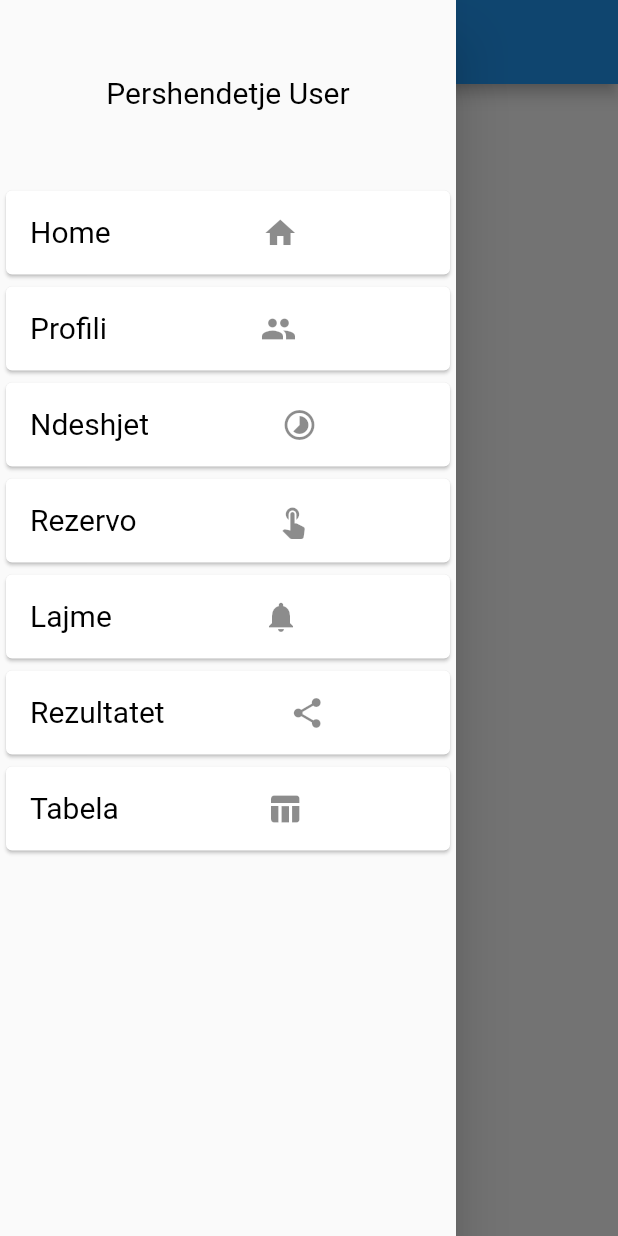
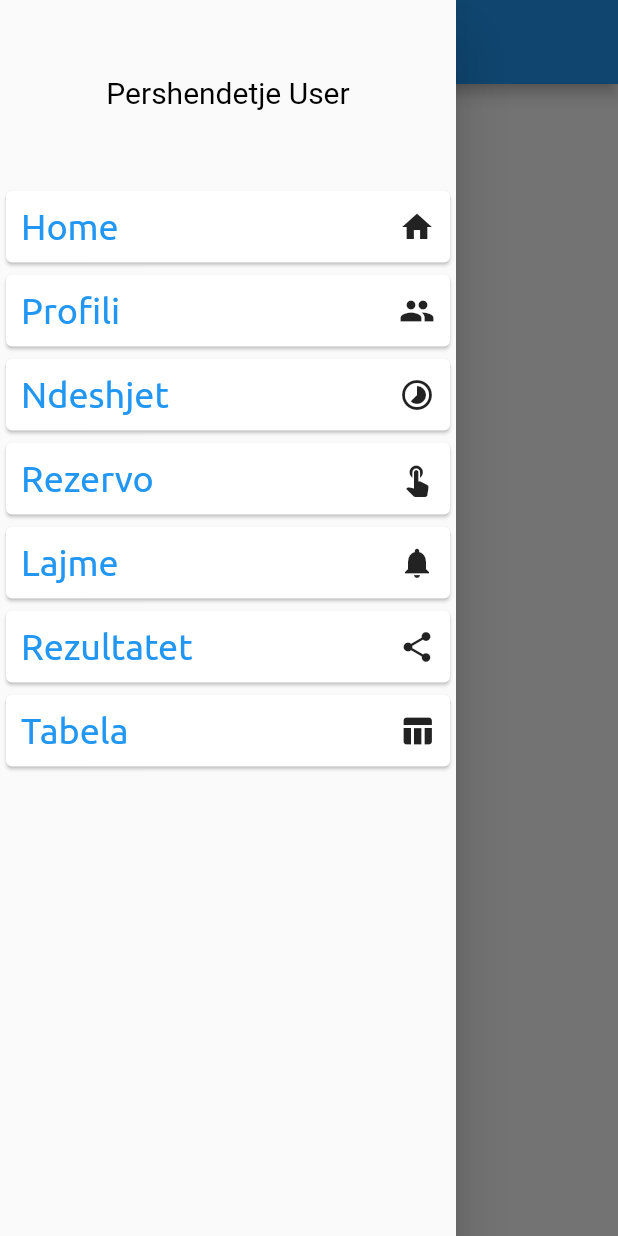
Before and after one commit to fabianberisha/qendra_sportive_shllaku, a Flutter app: the screen it shows after launch, with the side drawer open, on a phone screen of 412 x 824 dp. Run offline on Flutter 3.47's test engine with Material 2 defaults, Android fonts, the phone set to English and light mode, and no system bars; missing offline and left inert: calendar_strip.

Commit message:
Available reservations logic and font style added.

```diff
--- a/lib/main.dart
+++ b/lib/main.dart
@@ -1,7 +1,7 @@
 import 'package:flutter/material.dart';
 import 'package:provider/provider.dart';
 
-import './providers/ndeshjet.dart';
+import './models/ndeshjet.dart';
 
 import './screen/home_screen.dart';
 import './screen/lajme_screen.dart';
@@ -26,7 +26,7 @@ class MyApp extends StatelessWidget {
                   title: TextStyle(
                     color: Colors.blue,
                     fontSize: 24,
-                    fontWeight: FontWeight.bold,
+                    fontFamily: 'Ubuntu',
                   ),
                   body1: TextStyle(
                     color: Colors.black,
--- /dev/null
+++ b/lib/models/ndeshjet.dart
@@ -0,0 +1,114 @@
+import 'package:flutter/foundation.dart';
+import 'package:flutter/material.dart';
+import 'package:intl/intl.dart';
+
+class Orari {
+  final TimeOfDay hour;
+
+  const Orari(
+    this.hour,
+  );
+}
+
+enum Perfundon { Humbje, Barazim, Fitore }
+
+class Ndeshja {
+  final int id;
+  final String user;
+  final TimeOfDay hour;
+  final DateTime date;
+  Perfundon perfundon;
+  String rezultati;
+
+  Ndeshja({
+    @required this.user,
+    @required this.hour,
+    @required this.date,
+    @required this.id,
+    this.perfundon = Perfundon.Humbje,
+    this.rezultati = '',
+  });
+}
+
+class NdeshjetItem with ChangeNotifier {
+  final List<Orari> orari = [
+    Orari(TimeOfDay(hour: 12, minute: 0)),
+    Orari(TimeOfDay(hour: 13, minute: 0)),
+    Orari(TimeOfDay(hour: 14, minute: 0)),
+    Orari(TimeOfDay(hour: 15, minute: 0)),
+    Orari(TimeOfDay(hour: 16, minute: 0)),
+    Orari(TimeOfDay(hour: 17, minute: 0)),
+    Orari(TimeOfDay(hour: 18, minute: 0)),
+    Orari(TimeOfDay(hour: 19, minute: 0)),
+    Orari(TimeOfDay(hour: 20, minute: 0)),
+    Orari(TimeOfDay(hour: 21, minute: 0)),
+    Orari(TimeOfDay(hour: 22, minute: 0)),
+    Orari(TimeOfDay(hour: 23, minute: 0)),
+    Orari(TimeOfDay(hour: 24, minute: 0)),
+  ];
+
+  final _ndeshjet = [
+    Ndeshja(
+      id: 1,
+      user: 'Fabian',
+      hour: TimeOfDay(hour: 12, minute: 0),
+      date: DateTime.now(),
+    ),
+    Ndeshja(
+      id: 2,
+      user: 'Andi',
+      hour: TimeOfDay(hour: 13, minute: 0),
+      date: DateTime.now(),
+    ),
+    Ndeshja(
+      id: 3,
+      user: 'Fabian',
+      hour: TimeOfDay(hour: 14, minute: 0),
+      date: DateTime.now(),
+    ),
+    Ndeshja(
+      id: 4,
+      user: 'Andi',
+      hour: TimeOfDay(hour: 18, minute: 0),
+      date: DateTime.now(),
+    ),
+    Ndeshja(
+      id: 5,
+      user: 'Fabian',
+      hour: TimeOfDay(hour: 15, minute: 0),
+      date: DateTime.now(),
+    ),
+    Ndeshja(
+      id: 6,
+      user: 'Fabian',
+      hour: TimeOfDay(hour: 16, minute: 0),
+      date: DateTime.now(),
+    ),
+  ];
+  List<Ndeshja> get ndeshjet {
+    return [..._ndeshjet];
+  }
+
+  List<TimeOfDay> checkReservations(DateTime date) {
+    var filtereMatches = _ndeshjet.where((match) => match.date.day == date.day);
+    var matchesTime = [];
+    filtereMatches.forEach((match) => matchesTime.add(match.hour));
+    var freeTime = [];
+    orari.forEach((orar) => freeTime.add(orar.hour));
+    var output = freeTime.where((element) => !matchesTime.contains(element)).toList();
+
+    var reservations = orari.where((el) => output.contains(el.hour)).toList();
+
+    print(reservations);
+
+    return reservations.map((or) => or.hour).toList();
+  }
+
+  List<Ndeshja> findMatch(DateTime date) {
+    return _ndeshjet
+        .where((match) =>
+            DateFormat.MMMMd().format(match.date) ==
+            DateFormat.MMMMd().format(date))
+        .toList();
+  }
+}
--- a/lib/providers/ndeshjet.dart
+++ /dev/null
@@ -1,63 +0,0 @@
-import 'package:flutter/foundation.dart';
-import 'package:flutter/material.dart';
-
-enum Perfundon { Humbje, Barazim, Fitore }
-
-class Ndeshja {
-  final int id;
-  final String user;
-  final TimeOfDay hour;
-  final DateTime date;
-  Perfundon perfundon;
-  String rezultati;
-
-  Ndeshja({
-    @required this.user,
-    @required this.hour,
-    @required this.date,
-    @required this.id,
-    this.perfundon = Perfundon.Humbje,
-    this.rezultati,
-  });
-}
-
-class NdeshjetItem with ChangeNotifier {
-  final ndeshjet = [
-    Ndeshja(
-      id: 1,
-      user: 'Fabian',
-      hour: TimeOfDay.now(),
-      date: DateTime.now(),
-    ),
-    Ndeshja(
-      id: 2,
-      user: 'Andi',
-      hour: TimeOfDay.now(),
-      date: DateTime.now(),
-    ),
-    Ndeshja(
-      id: 3,
-      user: 'Fabian',
-      hour: TimeOfDay.now(),
-      date: DateTime.now(),
-    ),
-    Ndeshja(
-      id: 4,
-      user: 'Andi',
-      hour: TimeOfDay.now(),
-      date: DateTime.now(),
-    ),
-    Ndeshja(
-      id: 5,
-      user: 'Fabian',
-      hour: TimeOfDay.now(),
-      date: DateTime.now(),
-    ),
-    Ndeshja(
-      id: 6,
-      user: 'Fabian',
-      hour: TimeOfDay.now(),
-      date: DateTime.now(),
-    ),
-  ];
-}
--- a/lib/screen/home_screen.dart
+++ b/lib/screen/home_screen.dart
@@ -1,6 +1,7 @@
 import 'package:flutter/material.dart';
+import 'package:intl/intl.dart';
 import 'package:provider/provider.dart';
-import '../providers/ndeshjet.dart';
+import '../models/ndeshjet.dart';
 import '../widgets/app_drawer.dart';
 
 class HomeScreen extends StatelessWidget {
--- a/lib/widgets/app_category.dart
+++ b/lib/widgets/app_category.dart
@@ -1,5 +1,5 @@
 import 'package:flutter/material.dart';
-import '../providers/categories.dart';
+import '../models/categories.dart';
 
 class AppCategory extends StatelessWidget {
   @override
@@ -12,12 +12,16 @@ class AppCategory extends StatelessWidget {
               Navigator.of(context).pushReplacementNamed(cat.route);
             },
             child: Card(
-                child: ListTile(
-              leading: Text(cat.name),
-              title: Container(
-                child: Icon(cat.icon),
+                child: Container(
+                  padding: EdgeInsets.all(5),
+                  margin: EdgeInsets.all(5),
+                  child: Row(mainAxisAlignment: MainAxisAlignment.spaceBetween ,children: [
+              Text(cat.name, style: Theme.of(context).textTheme.title),
+              Container(
+                  child: Icon(cat.icon),
               ),
-            )),
+            ]),
+                )),
           ),
         );
       }).toList(),
```
Also changed, not shown: lib/screen/rezervo_screen.dart (+68 -3 lines), lib/models/categories.dart (renamed from lib/providers/categories.dart), pubspec.lock.
